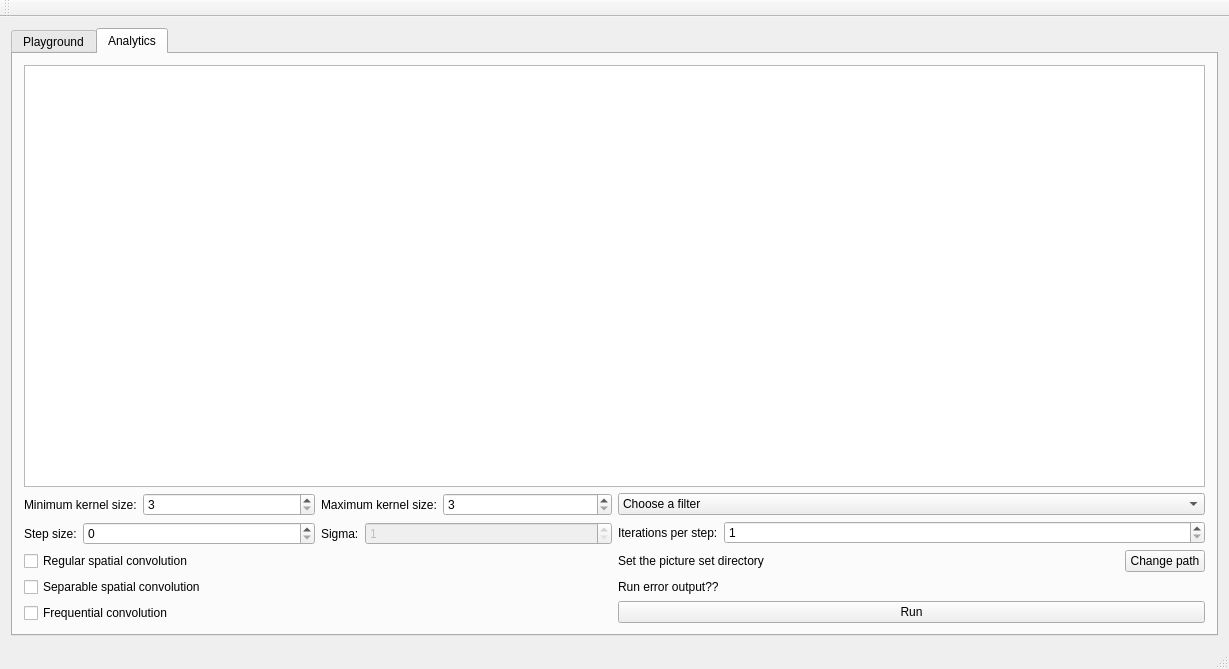
Old version of the form GUI/mainwindow.ui in the repository kohutjan/2DFFT.
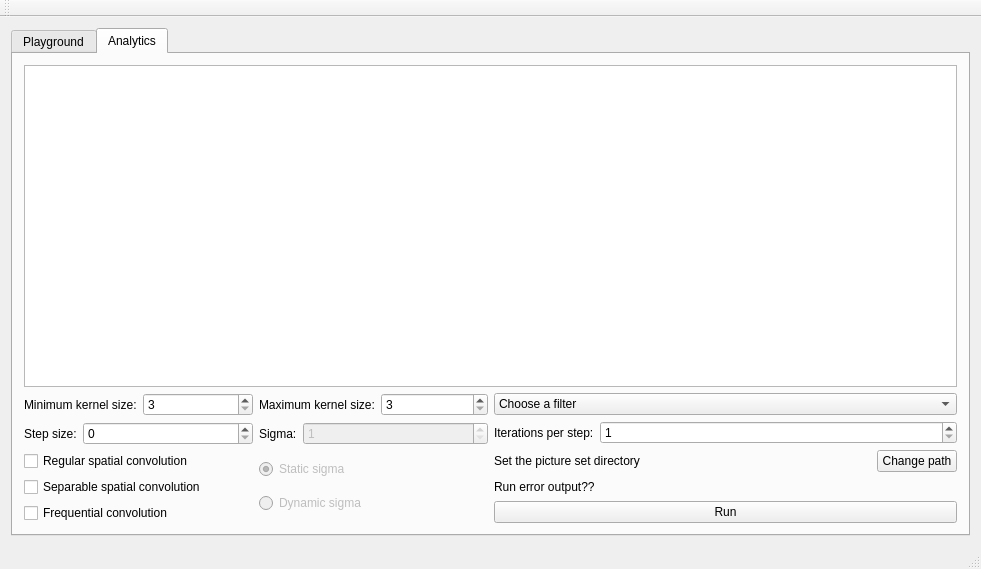
New version of the form.

Commit message: Fixed path selection, added static/dynamic sigma, tooltips

```diff
--- a/GUI/mainwindow.ui
+++ b/GUI/mainwindow.ui
@@ -6,8 +6,8 @@
    <rect>
     <x>0</x>
     <y>0</y>
-    <width>1229</width>
-    <height>669</height>
+    <width>981</width>
+    <height>569</height>
    </rect>
   </property>
   <property name="windowTitle">
@@ -309,28 +309,75 @@
              </layout>
             </item>
             <item>
-             <widget class="QCheckBox" name="reg_spatial_con_check">
-              <property name="layoutDirection">
-               <enum>Qt::LeftToRight</enum>
+             <layout class="QHBoxLayout" name="horizontalLayout_6">
+              <property name="topMargin">
+               <number>0</number>
               </property>
-              <property name="text">
-               <string>Regular spatial convolution</string>
-              </property>
-             </widget>
-            </item>
-            <item>
-             <widget class="QCheckBox" name="sep_spatial_con_check">
-              <property name="text">
-               <string>Separable spatial convolution</string>
-              </property>
-             </widget>
-            </item>
-            <item>
-             <widget class="QCheckBox" name="frequential_con_check">
-              <property name="text">
-               <string>Frequential convolution</string>
-              </property>
-             </widget>
+              <item>
+               <layout class="QVBoxLayout" name="verticalLayout_5">
+                <property name="topMargin">
+                 <number>0</number>
+                </property>
+                <item>
+                 <widget class="QCheckBox" name="ana_reg_spatial_con_check">
+                  <property name="layoutDirection">
+                   <enum>Qt::LeftToRight</enum>
+                  </property>
+                  <property name="text">
+                   <string>Regular spatial convolution</string>
+                  </property>
+                 </widget>
+                </item>
+                <item>
+                 <widget class="QCheckBox" name="ana_sep_spatial_con_check">
+                  <property name="text">
+                   <string>Separable spatial convolution</string>
+                  </property>
+                 </widget>
+                </item>
+                <item>
+                 <widget class="QCheckBox" name="ana_frequential_con_check">
+                  <property name="text">
+                   <string>Frequential convolution</string>
+                  </property>
+                 </widget>
+                </item>
+               </layout>
+              </item>
+              <item>
+               <layout class="QVBoxLayout" name="verticalLayout_6">
+                <item>
+                 <widget class="QRadioButton" name="ana_static_sig_rad">
+                  <property name="enabled">
+                   <bool>false</bool>
+                  </property>
+                  <property name="toolTip">
+                   <string>The same sigma will be used for all filtrations</string>
+                  </property>
+                  <property name="text">
+                   <string>Static sigma</string>
+                  </property>
+                  <property name="checked">
+                   <bool>true</bool>
+                  </property>
+                 </widget>
+                </item>
+                <item>
+                 <widget class="QRadioButton" name="ana_dynamic_sig_rad">
+                  <property name="enabled">
+                   <bool>false</bool>
+                  </property>
+                  <property name="toolTip">
+                   <string>Let OpenCV set sigma to 0.3*((kernel_size-1)*0.5 - 1) + 0.8</string>
+                  </property>
+                  <property name="text">
+                   <string>Dynamic sigma</string>
+                  </property>
+                 </widget>
+                </item>
+               </layout>
+              </item>
+             </layout>
             </item>
            </layout>
           </item>
```
Left out of the diff: 88 changed lines with no effect on the pictures. The commit also changes 2 other files.
